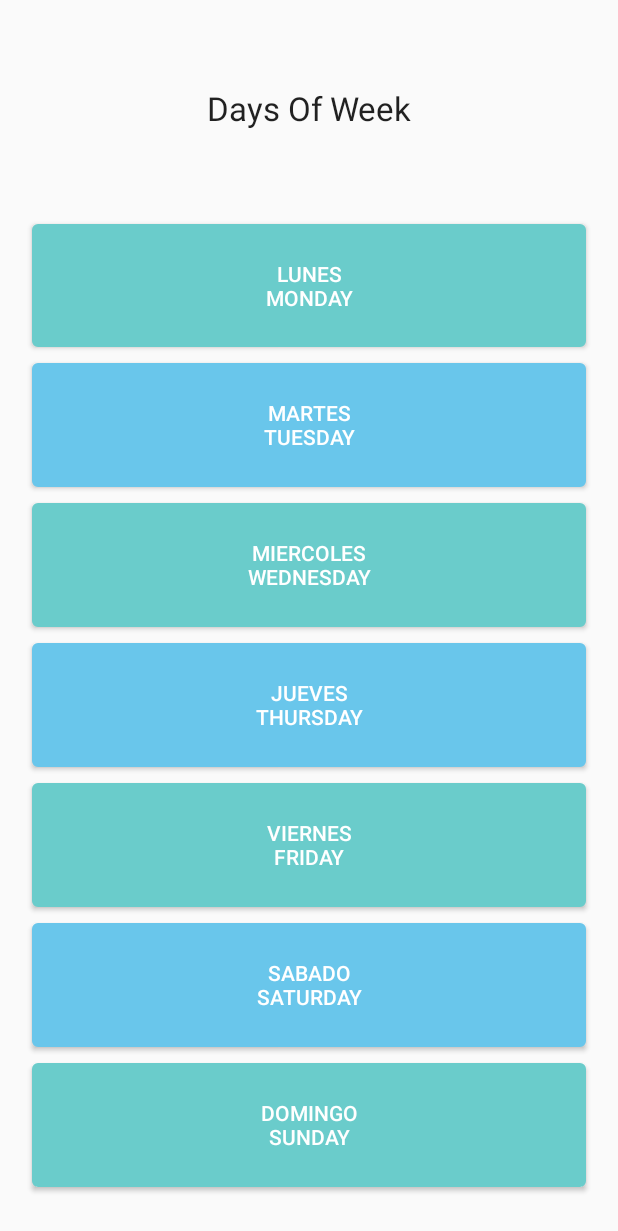
After one commit to janahogstrand/grammarapp, an Android app: the DaysOfTheWeek screen opened directly, with no data from a screen before it, on a phone screen of 412 x 824 dp. The commit adds this screen. Shown: the top 1231 px of the screen. Run offline under Robolectric (Android 15) with nearby library versions, the phone set to English and light mode, and no system bars.

Commit message:
integrated the DaysOfTheWeek activity

```diff
--- a/app/src/main/AndroidManifest.xml
+++ b/app/src/main/AndroidManifest.xml
@@ -31,6 +31,7 @@
         <activity android:name=".com.grammar.trocket.resources.seasons.SeasonsSecondActivity" android:label="SeasonsSecondActivity"/>
         <activity android:name=".com.grammar.trocket.resources.seasons.SeasonsThirdActivity" android:label="SeasonsThirdActivity"/>
         <activity android:name=".com.grammar.trocket.resources.seasons.SeasonsFourthActivity" android:label="SeasonsFourthActivity"/>
+        <activity android:name=".com.grammar.trocket.resources.DaysOfTheWeek" android:label="DaysOfTheWeek"/>
     </application>
 
 </manifest>
--- a/app/src/main/java/com/grammar/trocket/grammar/com/grammar/trocket/main/category/CategoryViewHolder.java
+++ b/app/src/main/java/com/grammar/trocket/grammar/com/grammar/trocket/main/category/CategoryViewHolder.java
@@ -13,6 +13,7 @@ import android.widget.TextView;
 import com.grammar.trocket.grammar.R;
 import com.grammar.trocket.grammar.com.grammar.trocket.dialogs.DialectDialog;
 import com.grammar.trocket.grammar.com.grammar.trocket.main.MainMenu;
+import com.grammar.trocket.grammar.com.grammar.trocket.resources.DaysOfTheWeek;
 import com.grammar.trocket.grammar.com.grammar.trocket.resources.Festivals;
 import com.grammar.trocket.grammar.com.grammar.trocket.resources.ListViewActivity;
 import com.grammar.trocket.grammar.com.grammar.trocket.resources.Times;
@@ -195,7 +196,7 @@ public class CategoryViewHolder extends RecyclerView.ViewHolder {
                 break;
             case "Los Numeros": intent = new Intent(context, ListViewActivity.class);
                 break;
-            case "Los Dias": intent = new Intent(context, ListViewActivity.class);
+            case "Los Dias": intent = new Intent(context, DaysOfTheWeek.class);
                 break;
             case "El Calendario": intent = new Intent(context, ListViewActivity.class);
                 break;
--- /dev/null
+++ b/app/src/main/java/com/grammar/trocket/grammar/com/grammar/trocket/resources/DaysOfTheWeek.java
@@ -0,0 +1,185 @@
+package com.grammar.trocket.grammar.com.grammar.trocket.resources;
+
+import android.app.Activity;
+import android.media.MediaPlayer;
+import android.os.Bundle;
+import android.speech.tts.TextToSpeech;
+import android.util.Log;
+import android.view.View;
+import android.widget.Button;
+
+import com.grammar.trocket.grammar.R;
+
+import java.util.Locale;
+
+
+public class DaysOfTheWeek extends Activity {
+
+    Button mondayBtn;
+    Button tuesdayBtn;
+    Button wednesdayBtn;
+    Button thursdayBtn;
+    Button fridayBtn;
+    Button saturdayBtn;
+    Button sundayBtn;
+    MediaPlayer mondayPlayer, tuesdayPlayer, wednesdayPlayer, thursdayPlayer, fridayPlayer,
+                saturdayPlayer, sundayPlayer;
+    boolean mondayMissing, tuesdayMissing, wednesdayMissing, thursdayMissing, fridayMissing,
+            saturdayMissing, sundayMissing;
+    TextToSpeech textToSpeech;
+    Locale language;
+
+
+    @Override
+    protected void onCreate(Bundle savedInstanceState) {
+        super.onCreate(savedInstanceState);
+        setContentView(R.layout.daysoftheweek_activity);
+
+        mondayBtn = (Button) findViewById(R.id.mondayBtn);
+        tuesdayBtn = (Button) findViewById(R.id.tuesdayBtn);
+        wednesdayBtn = (Button) findViewById(R.id.wednesdayBtn);
+        thursdayBtn = (Button) findViewById(R.id.thursdayBtn);
+        fridayBtn = (Button) findViewById(R.id.fridayBtn);
+        saturdayBtn = (Button) findViewById(R.id.saturdayBtn);
+        sundayBtn = (Button) findViewById(R.id.sundayBtn);
+
+        assignBtnText();
+        assignLanguage();
+        assignBtnSounds();
+    }
+
+    /**
+     * This method assigns text to the View/Buttons with the target
+     * language word in the first line and the English version
+     * in the second line.
+     */
+    public void assignBtnText(){
+        mondayBtn.setText("Lunes\nMonday");
+        tuesdayBtn.setText("Martes\nTuesday");
+        wednesdayBtn.setText("Miercoles\nWednesday");
+        thursdayBtn.setText("Jueves\nThursday");
+        fridayBtn.setText("Viernes\nFriday");
+        saturdayBtn.setText("Sabado\nSaturday");
+        sundayBtn.setText("Domingo\nSunday");
+    }
+
+    /**
+     * This method determines which language will be used by the textToSpeech API/object
+     * and then sets it for the textToSpeech instance/variable.
+     */
+    public void assignLanguage(){
+        language = new Locale("es", "ES");
+        textToSpeech=new TextToSpeech(DaysOfTheWeek.this, new TextToSpeech.OnInitListener() {
+            @Override public void onInit(int status) {
+                textToSpeech.setLanguage(language);
+            }
+        });
+    }
+
+    /**
+     * This method determines whether an audio file is found or not when a search is done,
+     * if the audio file is not available the correspondent boolean variable
+     * is assigned as true thus indicating that textToSpeech should be used in its case.
+     */
+    public void assignBtnSounds(){
+        try {
+            mondayPlayer = MediaPlayer.create(this, R.raw.placeholderaudio1); mondayMissing = false;
+        }catch (Exception e){ mondayMissing = true; }
+        try {
+            //tuesdayPlayer = MediaPlayer.create(this, R.raw.tuesday); tuesdayMissing = false;
+            throw new RuntimeException("exception");
+        }catch (Exception e){ tuesdayMissing = true; }
+        try {
+            //wednesdayPlayer = MediaPlayer.create(this, R.raw.wednesday); wednesdayMissing = false;
+            throw new RuntimeException("exception");
+        }catch (Exception e){ wednesdayMissing = true; }
+        try {
+            //thursdayPlayer = MediaPlayer.create(this, R.raw.thursday); thursdayMissing = false;
+            throw new RuntimeException("exception");
+        }catch (Exception e){ thursdayMissing = true; }
+        try {
+            //fridayPlayer = MediaPlayer.create(this, R.raw.friday); fridayMissing = false;
+            throw new RuntimeException("exception");
+        }catch (Exception e){ fridayMissing = true; }
+        try {
+            //saturdayPlayer = MediaPlayer.create(this, R.raw.saturday); saturdayMissing = false;
+            throw new RuntimeException("exception");
+        }catch (Exception e){ saturdayMissing = true; }
+        try {
+            //sundayPlayer = MediaPlayer.create(this, R.raw.sunday); sundayMissing = false;
+            throw new RuntimeException("exception");
+        }catch (Exception e){ sundayMissing = true; }
+
+    }
+
+
+    //----------------------------------------------------------------------------------------------
+    // All the BtnClicked methods below share the same comment
+
+    /**
+     * This method is invoked when the associated button is clicked, the methods checks
+     * whether the audio is missing or not, if the audio is missing the speak method plays
+     * the string it received as an argument, if the audio is not missing the audio
+     *  will be played using the start method.
+     *  @param view
+     */
+    public void mondayBtnClicked(View view){
+        if(mondayMissing){
+            textToSpeech.speak("Lunes", TextToSpeech.QUEUE_FLUSH, null);
+        }else { mondayPlayer.start();}
+    }
+
+    public void tuesdayBtnClicked(View view){
+        if(tuesdayMissing){
+            textToSpeech.speak("Martes", TextToSpeech.QUEUE_FLUSH, null);
+        }else { tuesdayPlayer.start();}
+    }
+
+    public void wednesdayBtnClicked(View view){
+        if(wednesdayMissing){
+            textToSpeech.speak("Miercoles", TextToSpeech.QUEUE_FLUSH, null);
+        }else { wednesdayPlayer.start();}
+    }
+
+    public void thursdayBtnClicked(View view){
+        if(thursdayMissing){
+            textToSpeech.speak("Jueves", TextToSpeech.QUEUE_FLUSH, null);
+        }else { thursdayPlayer.start();}
+    }
+
+    public void fridayBtnClicked(View view){
+        if(fridayMissing){
+            textToSpeech.speak("Viernes", TextToSpeech.QUEUE_FLUSH, null);
+        }else { fridayPlayer.start();}
+    }
+
+    public void saturdayBtnClicked(View view){
+        if(saturdayMissing){
+            textToSpeech.speak("Sabado", TextToSpeech.QUEUE_FLUSH, null);
+        }else { saturdayPlayer.start();}
+    }
+
+    public void sundayBtnClicked(View view){
+        if(sundayMissing){
+            textToSpeech.speak("Domingo", TextToSpeech.QUEUE_FLUSH, null);
+        }else { sundayPlayer.start();}
+    }
+
+    /**
+     * This method is called whenever an activity is closed or destroyed.
+     * This method stops the textToSpeech object from running and
+     * then destroys it inorder for it not to leak information.
+     */
+    @Override
+    protected void onDestroy() {
+        //Close the Text to Speech Library
+
+        if(textToSpeech != null) {
+            textToSpeech.stop();
+            textToSpeech.shutdown();
+            Log.d("-------------------", "TTS Destroyed");
+        }
+        super.onDestroy();
+    }
+
+}
--- /dev/null
+++ b/app/src/main/res/layout/daysoftheweek_activity.xml
@@ -0,0 +1,100 @@
+<?xml version="1.0" encoding="utf-8"?>
+<LinearLayout xmlns:android="http://schemas.android.com/apk/res/android"
+    xmlns:tools="http://schemas.android.com/tools"
+    android:layout_width="match_parent"
+    android:layout_height="match_parent"
+    android:paddingBottom="@dimen/activity_vertical_margin"
+    android:paddingLeft="@dimen/activity_horizontal_margin"
+    android:paddingRight="@dimen/activity_horizontal_margin"
+    android:paddingTop="@dimen/activity_vertical_margin"
+    android:orientation="vertical"
+    tools:context=".DaysOfTheWeek"
+    android:weightSum="1">
+
+    <TextView
+        android:layout_width="fill_parent"
+        android:layout_height="wrap_content"
+        android:textAppearance="?android:attr/textAppearanceLarge"
+        android:text="Days Of Week"
+        android:id="@+id/textView"
+        android:layout_gravity="center_horizontal"
+        android:layout_weight=".3"
+        android:gravity="center" />
+
+    <Button
+        android:layout_width="fill_parent"
+        android:layout_height="wrap_content"
+        android:id="@+id/mondayBtn"
+        android:onClick="mondayBtnClicked"
+        android:layout_gravity="center_horizontal"
+        android:layout_weight=".09"
+        android:background="@drawable/rounded_button_primary"
+        android:textColor="#ffffff"
+        android:layout_margin="5dp" />
+
+    <Button
+        android:layout_width="fill_parent"
+        android:layout_height="wrap_content"
+        android:id="@+id/tuesdayBtn"
+        android:onClick="tuesdayBtnClicked"
+        android:layout_gravity="center_horizontal"
+        android:layout_weight=".09"
+        android:background="@drawable/rounded_button_secondary"
+        android:textColor="#ffffff"
+        android:layout_margin="5dp" />
+
+    <Button
+        android:layout_width="fill_parent"
+        android:layout_height="wrap_content"
+        android:id="@+id/wednesdayBtn"
+        android:onClick="wednesdayBtnClicked"
+        android:layout_gravity="center_horizontal"
+        android:layout_weight=".09"
+        android:background="@drawable/rounded_button_primary"
+        android:textColor="#ffffff"
+        android:layout_margin="5dp" />
+
+    <Button
+        android:layout_width="fill_parent"
+        android:layout_height="wrap_content"
+        android:id="@+id/thursdayBtn"
+        android:onClick="thursdayBtnClicked"
+        android:layout_gravity="center_horizontal"
+        android:layout_weight=".09"
+        android:background="@drawable/rounded_button_secondary"
+        android:textColor="#ffffff"
+        android:layout_margin="5dp" />
+
+    <Button
+        android:layout_width="fill_parent"
+        android:layout_height="wrap_content"
+        android:id="@+id/fridayBtn"
+        android:onClick="fridayBtnClicked"
+        android:layout_gravity="center_horizontal"
+        android:layout_weight=".09"
+        android:background="@drawable/rounded_button_primary"
+        android:textColor="#ffffff"
+        android:layout_margin="5dp" />
+
+    <Button
+        android:layout_width="fill_parent"
+        android:layout_height="wrap_content"
+        android:id="@+id/saturdayBtn"
+        android:onClick="saturdayBtnClicked"
+        android:layout_gravity="center_horizontal"
+        android:layout_weight=".09"
+        android:background="@drawable/rounded_button_secondary"
+        android:textColor="#ffffff"
+        android:layout_margin="5dp" />
+
+    <Button
+        android:layout_width="fill_parent"
+        android:layout_height="wrap_content"
+        android:id="@+id/sundayBtn"
+        android:onClick="sundayBtnClicked"
+        android:layout_gravity="center_horizontal"
+        android:layout_weight=".09"
+        android:background="@drawable/rounded_button_primary"
+        android:textColor="#ffffff"
+        android:layout_margin="5dp" />
+</LinearLayout>
```
